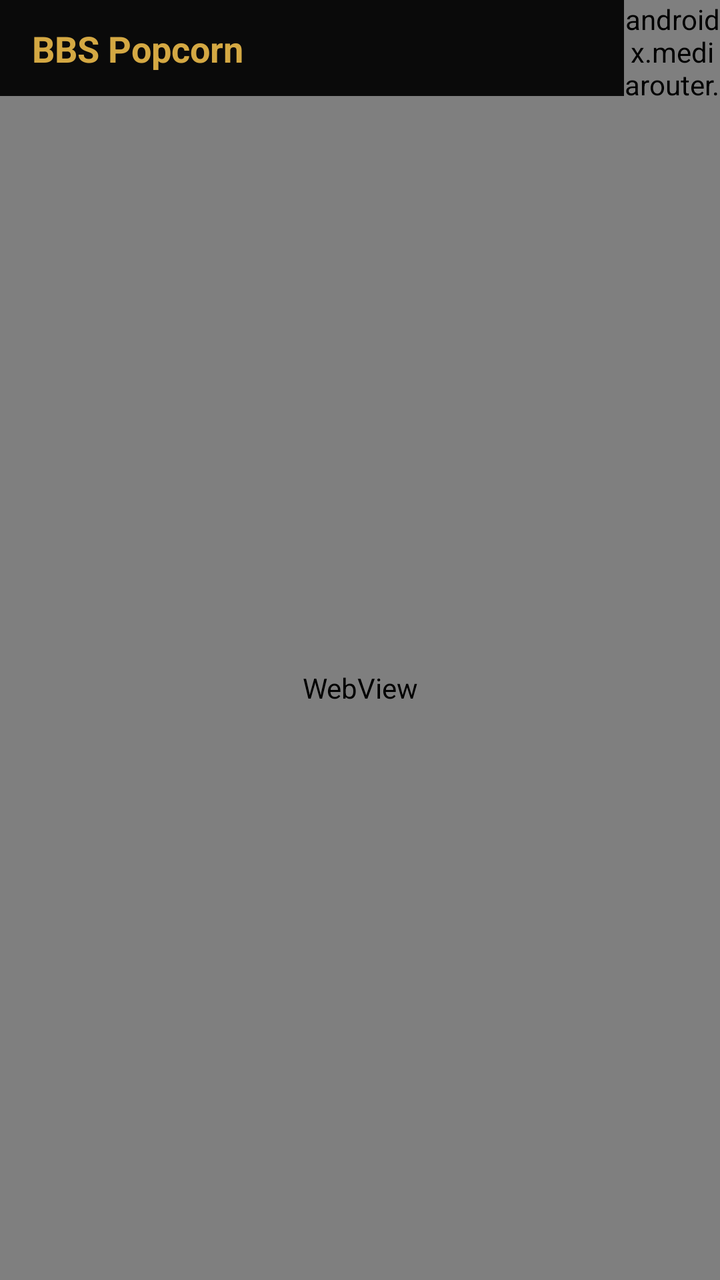
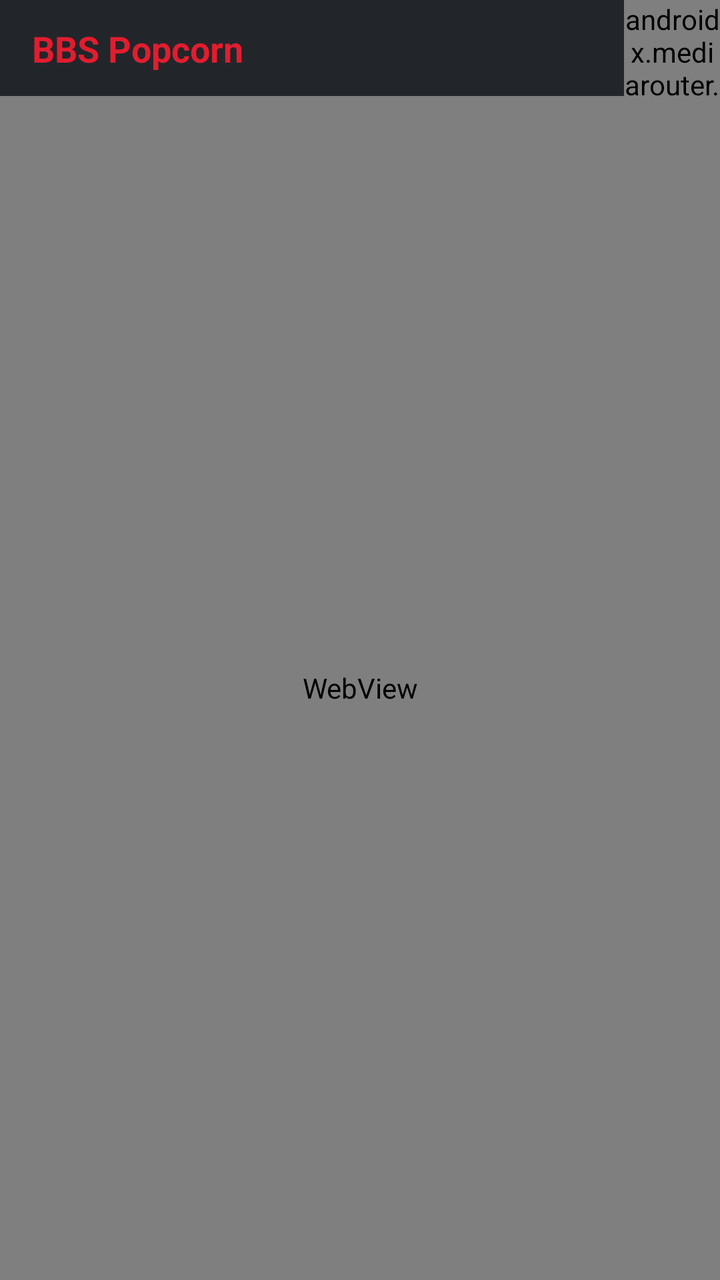

Compare the two renders of this Android layout. The source of the first and the diff that turns it into the second are given below.
<!-- AndroidManifest.xml: application theme Theme.BBSPopcorn -->
<!-- res/layout/activity_main.xml -->
<?xml version="1.0" encoding="utf-8"?>
<androidx.constraintlayout.widget.ConstraintLayout
    xmlns:android="http://schemas.android.com/apk/res/android"
    xmlns:app="http://schemas.android.com/apk/res-auto"
    android:layout_width="match_parent"
    android:layout_height="match_parent"
    android:background="#0A0A0A">

    
    <androidx.constraintlayout.widget.ConstraintLayout
        android:id="@+id/topBar"
        android:layout_width="0dp"
        android:layout_height="48dp"
        android:background="#0A0A0A"
        app:layout_constraintEnd_toEndOf="parent"
        app:layout_constraintStart_toStartOf="parent"
        app:layout_constraintTop_toTopOf="parent">

        <TextView
            android:id="@+id/textTitle"
            android:layout_width="wrap_content"
            android:layout_height="wrap_content"
            android:layout_marginStart="16dp"
            android:text="@string/app_name"
            android:textColor="#D4A843"
            android:textSize="18sp"
            android:textStyle="bold"
            app:layout_constraintBottom_toBottomOf="parent"
            app:layout_constraintStart_toStartOf="parent"
            app:layout_constraintTop_toTopOf="parent" />

        <androidx.mediarouter.app.MediaRouteButton
            android:id="@+id/mediaRouteButton"
            android:layout_width="48dp"
            android:layout_height="48dp"
            android:mediaRouteTypes="user"
            app:layout_constraintBottom_toBottomOf="parent"
            app:layout_constraintEnd_toEndOf="parent"
            app:layout_constraintTop_toTopOf="parent" />

    </androidx.constraintlayout.widget.ConstraintLayout>

    
    <WebView
        android:id="@+id/webView"
        android:layout_width="0dp"
        android:layout_height="0dp"
        app:layout_constraintBottom_toBottomOf="parent"
        app:layout_constraintEnd_toEndOf="parent"
        app:layout_constraintStart_toStartOf="parent"
        app:layout_constraintTop_toBottomOf="@id/topBar" />

    
    <FrameLayout
        android:id="@+id/loadingOverlay"
        android:layout_width="0dp"
        android:layout_height="0dp"
        android:background="#CC0A0A0A"
        android:clickable="true"
        android:focusable="true"
        android:visibility="gone"
        app:layout_constraintBottom_toBottomOf="parent"
        app:layout_constraintEnd_toEndOf="parent"
        app:layout_constraintStart_toStartOf="parent"
        app:layout_constraintTop_toTopOf="parent">

        <LinearLayout
            android:layout_width="wrap_content"
            android:layout_height="wrap_content"
            android:layout_gravity="center"
            android:gravity="center"
            android:orientation="vertical">

            <ProgressBar
                android:layout_width="48dp"
                android:layout_height="48dp"
                android:indeterminateTint="#D4A843" />

            <TextView
                android:layout_width="wrap_content"
                android:layout_height="wrap_content"
                android:layout_marginTop="16dp"
                android:text="@string/main_resolving"
                android:textColor="#E8DCC4"
                android:textSize="14sp" />

        </LinearLayout>

    </FrameLayout>

</androidx.constraintlayout.widget.ConstraintLayout>
<!-- resources referenced by this layout -->
<resources>
  <string name="app_name">BBS Popcorn</string>
  <string name="main_resolving">Résolution du flux…</string>
  <style name="Theme.BBSPopcorn" parent="Theme.MaterialComponents.DayNight.NoActionBar">
          <item name="colorPrimary">#D4A843</item>
          <item name="colorPrimaryVariant">#0A0A0A</item>
          <item name="colorOnPrimary">#0A0A0A</item>
          <item name="colorSurface">#0A0A0A</item>
          <item name="android:windowBackground">#0A0A0A</item>
      </style>
</resources>

<!-- the commit's change to res/layout/activity_main.xml (unified diff, before → after) -->
@@ -4,14 +4,14 @@
     xmlns:app="http://schemas.android.com/apk/res-auto"
     android:layout_width="match_parent"
     android:layout_height="match_parent"
-    android:background="#0A0A0A">
+    android:background="@color/popcorn_slate">
 
     
     <androidx.constraintlayout.widget.ConstraintLayout
         android:id="@+id/topBar"
         android:layout_width="0dp"
         android:layout_height="48dp"
-        android:background="#0A0A0A"
+        android:background="@color/popcorn_slate"
         app:layout_constraintEnd_toEndOf="parent"
         app:layout_constraintStart_toStartOf="parent"
         app:layout_constraintTop_toTopOf="parent">
@@ -22,7 +22,7 @@
             android:layout_height="wrap_content"
             android:layout_marginStart="16dp"
             android:text="@string/app_name"
-            android:textColor="#D4A843"
+            android:textColor="@color/popcorn_red"
             android:textSize="18sp"
             android:textStyle="bold"
             app:layout_constraintBottom_toBottomOf="parent"
@@ -55,7 +55,7 @@
         android:id="@+id/loadingOverlay"
         android:layout_width="0dp"
         android:layout_height="0dp"
-        android:background="#CC0A0A0A"
+        android:background="@color/popcorn_slate_overlay"
         android:clickable="true"
         android:focusable="true"
         android:visibility="gone"
@@ -74,14 +74,14 @@
             <ProgressBar
                 android:layout_width="48dp"
                 android:layout_height="48dp"
-                android:indeterminateTint="#D4A843" />
+                android:indeterminateTint="@color/popcorn_red" />
 
             <TextView
                 android:layout_width="wrap_content"
                 android:layout_height="wrap_content"
                 android:layout_marginTop="16dp"
                 android:text="@string/main_resolving"
-                android:textColor="#E8DCC4"
+                android:textColor="@color/popcorn_cream"
                 android:textSize="14sp" />
 
         </LinearLayout>
<!-- resource entries referenced after the edit -->
@@ -1,13 +1,21 @@
 <!-- resources referenced by this layout -->
 <resources>
+  <color name="popcorn_cream">#FFF8DF</color>
+  <color name="popcorn_red">#E11D2E</color>
+  <color name="popcorn_slate">#22262B</color>
+  <color name="popcorn_slate_overlay">#CC22262B</color>
   <string name="app_name">BBS Popcorn</string>
   <string name="main_resolving">Résolution du flux…</string>
   <style name="Theme.BBSPopcorn" parent="Theme.MaterialComponents.DayNight.NoActionBar">
-          <item name="colorPrimary">#D4A843</item>
-          <item name="colorPrimaryVariant">#0A0A0A</item>
-          <item name="colorOnPrimary">#0A0A0A</item>
-          <item name="colorSurface">#0A0A0A</item>
-          <item name="android:windowBackground">#0A0A0A</item>
+          <item name="colorPrimary">@color/popcorn_red</item>
+          <item name="colorPrimaryVariant">@color/popcorn_slate</item>
+          <item name="colorOnPrimary">@color/popcorn_cream</item>
+          <item name="colorSecondary">@color/popcorn_cream</item>
+          <item name="colorSurface">@color/popcorn_slate</item>
+          <item name="colorOnSurface">@color/popcorn_cream</item>
+          <item name="android:windowBackground">@color/popcorn_slate</item>
+          <item name="android:statusBarColor">@color/popcorn_slate</item>
+          <item name="android:navigationBarColor">@color/popcorn_slate</item>
       </style>
 </resources>
 
